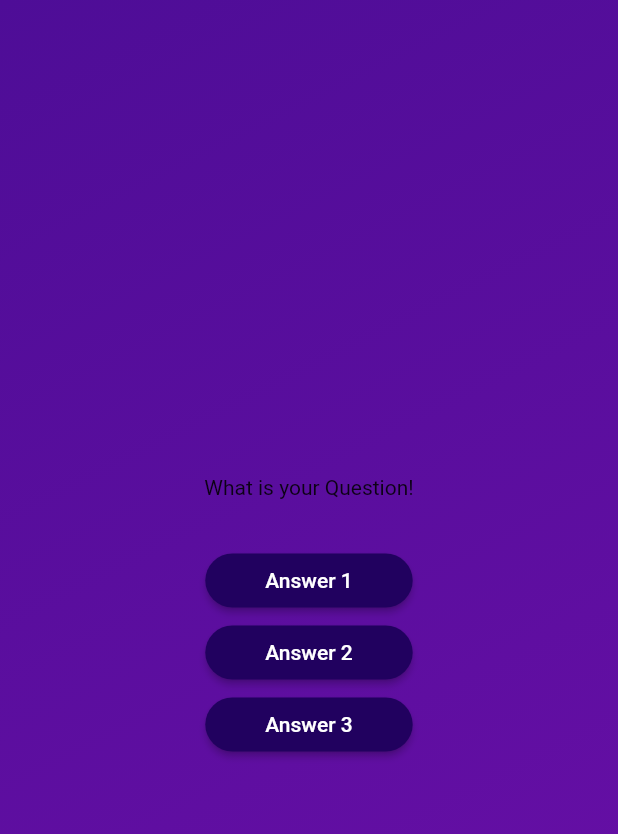
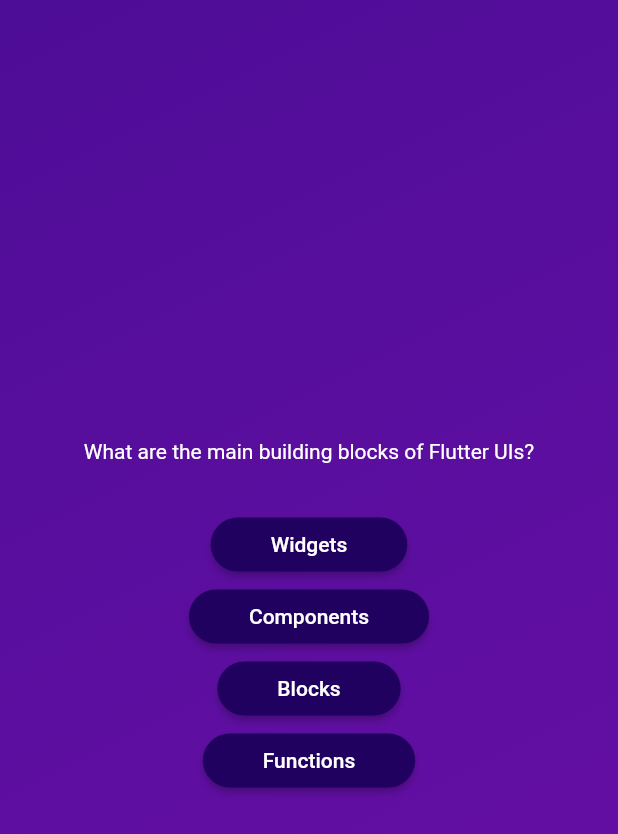
Before and after one commit to Shahab603/quiz_app, a Flutter app: the screen it shows after launch, after a tap on "Start Quiz", on a phone screen of 412 x 824 dp. Shown: the top 834 px of the screen. Run offline on Flutter 3.47's test engine with Material 2 defaults, Android fonts, the phone set to English and light mode, and no system bars.

Commit message:
13 - Accessing List Elements & Object Properties

```diff
--- a/lib/question_screen.dart
+++ b/lib/question_screen.dart
@@ -1,5 +1,6 @@
 import 'package:flutter/material.dart';
 import 'package:quiz_app/answer_button.dart';
+import './data/questions.dart';
 
 class QuestionScreen extends StatefulWidget {
   const QuestionScreen({super.key});
@@ -9,19 +10,24 @@ class QuestionScreen extends StatefulWidget {
 }
 
 class _QuestionScreenState extends State<QuestionScreen> {
+
+
+
   @override
   Widget build(BuildContext context) {
+    final currentQuestion = questions[0];
     return  Center(
       child:  Column(
         mainAxisAlignment: MainAxisAlignment.center,
         children: [
-          const Text('What is your Question!'),
+           Text(currentQuestion.text, style: const TextStyle(color: Colors.white),),
           const SizedBox(
             height: 30,
           ),
-          AnswerButton(answerText: 'Answer 1', onTap: (){}),
-          AnswerButton(answerText: 'Answer 2', onTap: (){}),
-          AnswerButton(answerText: 'Answer 3', onTap: (){}),
+          AnswerButton(answerText: currentQuestion.answers[0], onTap: (){}),
+          AnswerButton(answerText: currentQuestion.answers[1], onTap: (){}),
+          AnswerButton(answerText: currentQuestion.answers[2], onTap: (){}),
+          AnswerButton(answerText: currentQuestion.answers[3], onTap: (){}),
 
         ],
       ),
```
